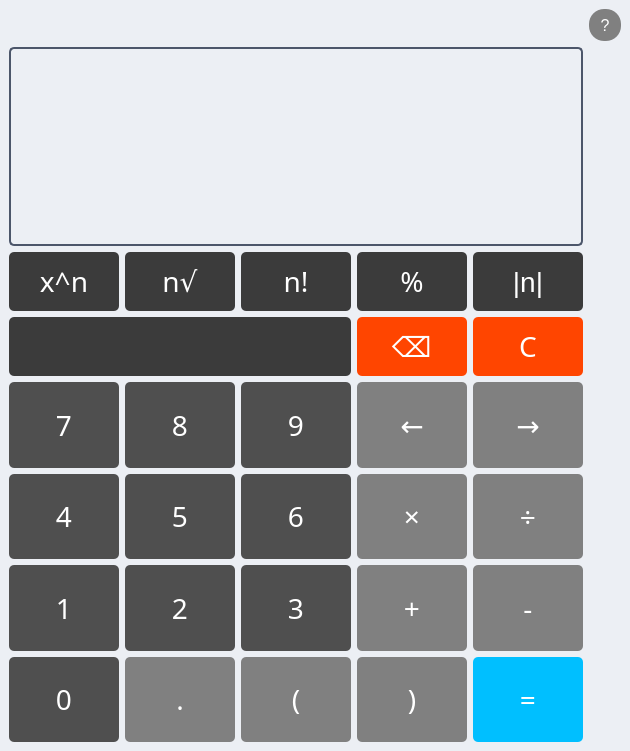
First picture: the form in src/calc.ui, repository Ekuuri/ivs-proj2, before the edit.
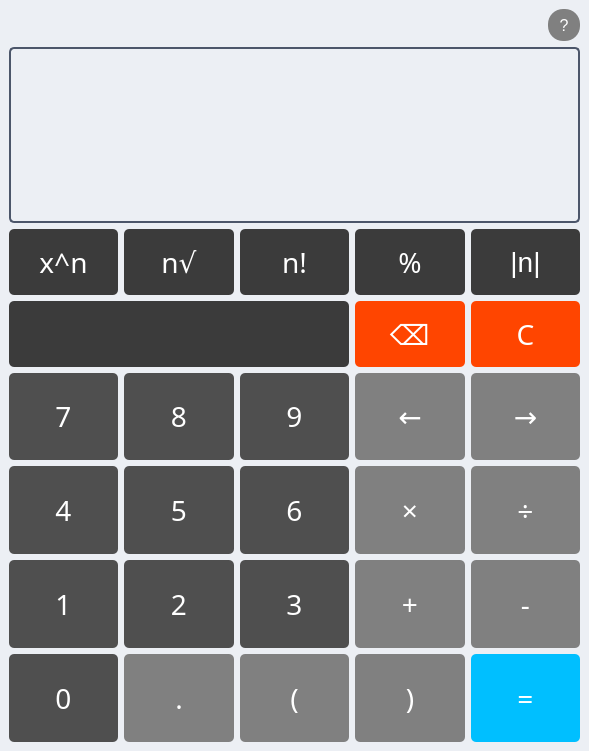
Second picture: the form after the edit.

Commit message: Moved help button

Patch:
```diff
--- a/src/calc.ui
+++ b/src/calc.ui
@@ -12,7 +12,7 @@
    <rect>
     <x>0</x>
     <y>0</y>
-    <width>630</width>
+    <width>589</width>
     <height>751</height>
    </rect>
   </property>
@@ -192,19 +192,56 @@
    </property>
    <layout class="QGridLayout" name="gridLayout_2">
     <item row="0" column="0">
-     <layout class="QGridLayout" name="gridLayout" rowstretch="0,7,2,2,3,3,3,3">
-      <item row="0" column="5">
-       <widget class="QPushButton" name="ButtonHelp">
+     <layout class="QGridLayout" name="gridLayout" rowstretch="0,8,3,3,4,4,4,4">
+      <item row="7" column="2">
+       <widget class="QPushButton" name="ButtonOpBracket">
+        <property name="sizePolicy">
+         <sizepolicy hsizetype="Expanding" vsizetype="Expanding">
+          <horstretch>0</horstretch>
+          <verstretch>0</verstretch>
+         </sizepolicy>
+        </property>
+        <property name="font">
+         <font>
+          <family>Sans Serif</family>
+          <pointsize>-1</pointsize>
+         </font>
+        </property>
+        <property name="autoFillBackground">
+         <bool>false</bool>
+        </property>
         <property name="text">
-         <string>?</string>
+         <string>(</string>
         </property>
        </widget>
       </item>
-      <item row="1" column="0" colspan="5">
-       <widget class="QLineEdit" name="Display">
-        <property name="enabled">
-         <bool>true</bool>
+      <item row="7" column="1">
+       <widget class="QPushButton" name="ButtonDecPoint">
+        <property name="sizePolicy">
+         <sizepolicy hsizetype="Expanding" vsizetype="Expanding">
+          <horstretch>0</horstretch>
+          <verstretch>0</verstretch>
+         </sizepolicy>
         </property>
+        <property name="font">
+         <font>
+          <family>Sans Serif</family>
+          <pointsize>-1</pointsize>
+         </font>
+        </property>
+        <property name="autoFillBackground">
+         <bool>false</bool>
+        </property>
+        <property name="text">
+         <string>.</string>
+        </property>
+        <property name="shortcut">
+         <string>.</string>
+        </property>
+       </widget>
+      </item>
+      <item row="5" column="2">
+       <widget class="QPushButton" name="Button6">
         <property name="sizePolicy">
          <sizepolicy hsizetype="Expanding" vsizetype="Expanding">
           <horstretch>0</horstretch>
@@ -214,23 +251,47 @@
         <property name="font">
          <font>
           <family>Sans Serif</family>
-          <pointsize>36</pointsize>
-          <italic>false</italic>
+          <pointsize>-1</pointsize>
          </font>
         </property>
+        <property name="autoFillBackground">
+         <bool>false</bool>
+        </property>
         <property name="text">
-         <string/>
+         <string>6</string>
         </property>
-        <property name="alignment">
-         <set>Qt::AlignRight|Qt::AlignTrailing|Qt::AlignVCenter</set>
+        <property name="shortcut">
+         <string>6</string>
         </property>
-        <property name="readOnly">
-         <bool>true</bool>
+       </widget>
+      </item>
+      <item row="4" column="0">
+       <widget class="QPushButton" name="Button7">
+        <property name="sizePolicy">
+         <sizepolicy hsizetype="Expanding" vsizetype="Expanding">
+          <horstretch>0</horstretch>
+          <verstretch>0</verstretch>
+         </sizepolicy>
         </property>
+        <property name="font">
+         <font>
+          <family>Sans Serif</family>
+          <pointsize>-1</pointsize>
+         </font>
+        </property>
+        <property name="autoFillBackground">
+         <bool>false</bool>
+        </property>
+        <property name="text">
+         <string>7</string>
+        </property>
+        <property name="shortcut">
+         <string>7</string>
+        </property>
        </widget>
       </item>
-      <item row="2" column="0">
-       <widget class="QPushButton" name="ButtonPower">
+      <item row="4" column="1">
+       <widget class="QPushButton" name="Button8">
         <property name="sizePolicy">
          <sizepolicy hsizetype="Expanding" vsizetype="Expanding">
           <horstretch>0</horstretch>
@@ -247,13 +308,37 @@
          <bool>false</bool>
         </property>
         <property name="text">
-         <string>x^n</string>
+         <string>8</string>
         </property>
         <property name="shortcut">
          <string>^</string>
         </property>
        </widget>
       </item>
+      <item row="0" column="4">
+       <layout class="QHBoxLayout" name="horizontalLayout">
+        <item>
+         <spacer name="horizontalSpacer_2">
+          <property name="orientation">
+           <enum>Qt::Horizontal</enum>
+          </property>
+          <property name="sizeHint" stdset="0">
+           <size>
+            <width>40</width>
+            <height>20</height>
+           </size>
+          </property>
+         </spacer>
+        </item>
+        <item>
+         <widget class="QPushButton" name="ButtonHelp">
+          <property name="text">
+           <string>?</string>
+          </property>
+         </widget>
+        </item>
+       </layout>
+      </item>
       <item row="2" column="1">
        <widget class="QPushButton" name="ButtonSqrt">
         <property name="sizePolicy">
@@ -276,33 +361,21 @@
         </property>
        </widget>
       </item>
-      <item row="2" column="2">
-       <widget class="QPushButton" name="ButtonFactorial">
-        <property name="sizePolicy">
-         <sizepolicy hsizetype="Expanding" vsizetype="Expanding">
-          <horstretch>0</horstretch>
-          <verstretch>0</verstretch>
-         </sizepolicy>
+      <item row="0" column="0" colspan="4">
+       <spacer name="horizontalSpacer">
+        <property name="orientation">
+         <enum>Qt::Horizontal</enum>
         </property>
-        <property name="font">
-         <font>
-          <family>Sans Serif</family>
-          <pointsize>-1</pointsize>
-         </font>
+        <property name="sizeHint" stdset="0">
+         <size>
+          <width>40</width>
+          <height>20</height>
+         </size>
         </property>
-        <property name="autoFillBackground">
-         <bool>false</bool>
-        </property>
-        <property name="text">
-         <string>n!</string>
-        </property>
-        <property name="shortcut">
-         <string>!</string>
-        </property>
-       </widget>
+       </spacer>
       </item>
-      <item row="2" column="3">
-       <widget class="QPushButton" name="ButtonModulo">
+      <item row="5" column="4">
+       <widget class="QPushButton" name="ButtonDivide">
         <property name="sizePolicy">
          <sizepolicy hsizetype="Expanding" vsizetype="Expanding">
           <horstretch>0</horstretch>
@@ -319,43 +392,21 @@
          <bool>false</bool>
         </property>
         <property name="text">
-         <string>%</string>
+         <string>÷</string>
         </property>
         <property name="shortcut">
          <string>%</string>
         </property>
        </widget>
       </item>
-      <item row="2" column="4">
-       <widget class="QPushButton" name="ButtonAbsoluteVal">
-        <property name="enabled">
-         <bool>true</bool>
-        </property>
+      <item row="6" column="2">
+       <widget class="QPushButton" name="Button3">
         <property name="sizePolicy">
          <sizepolicy hsizetype="Expanding" vsizetype="Expanding">
           <horstretch>0</horstretch>
           <verstretch>0</verstretch>
          </sizepolicy>
         </property>
-        <property name="autoFillBackground">
-         <bool>false</bool>
-        </property>
-        <property name="text">
-         <string>|n|</string>
-        </property>
-        <property name="shortcut">
-         <string>|</string>
-        </property>
-       </widget>
-      </item>
-      <item row="3" column="4">
-       <widget class="QPushButton" name="ButtonClear">
-        <property name="sizePolicy">
-         <sizepolicy hsizetype="Expanding" vsizetype="Expanding">
-          <horstretch>0</horstretch>
-          <verstretch>0</verstretch>
-         </sizepolicy>
-        </property>
         <property name="font">
          <font>
           <family>Sans Serif</family>
@@ -366,7 +417,7 @@
          <bool>false</bool>
         </property>
         <property name="text">
-         <string>C</string>
+         <string>3</string>
         </property>
         <property name="shortcut">
          <string>Del</string>
@@ -398,33 +449,30 @@
         </property>
        </widget>
       </item>
-      <item row="3" column="0" colspan="3">
-       <widget class="QPushButton" name="ButtonPlaceHolder">
-        <property name="enabled">
-         <bool>false</bool>
-        </property>
+      <item row="5" column="1">
+       <widget class="QPushButton" name="Button5">
         <property name="sizePolicy">
          <sizepolicy hsizetype="Expanding" vsizetype="Expanding">
           <horstretch>0</horstretch>
           <verstretch>0</verstretch>
          </sizepolicy>
         </property>
+        <property name="font">
+         <font>
+          <family>Sans Serif</family>
+          <pointsize>-1</pointsize>
+         </font>
+        </property>
         <property name="autoFillBackground">
          <bool>false</bool>
         </property>
-        <property name="styleSheet">
-         <string notr="true">#buttonPlaceholder {
-    background-color: #3B4252; 
-    border: none;
-}</string>
-        </property>
         <property name="text">
-         <string/>
+         <string>5</string>
         </property>
        </widget>
       </item>
-      <item row="4" column="0">
-       <widget class="QPushButton" name="Button7">
+      <item row="6" column="1">
+       <widget class="QPushButton" name="Button2">
         <property name="sizePolicy">
          <sizepolicy hsizetype="Expanding" vsizetype="Expanding">
           <horstretch>0</horstretch>
@@ -441,15 +489,15 @@
          <bool>false</bool>
         </property>
         <property name="text">
-         <string>7</string>
+         <string>2</string>
         </property>
         <property name="shortcut">
          <string>7</string>
         </property>
        </widget>
       </item>
-      <item row="4" column="1">
-       <widget class="QPushButton" name="Button8">
+      <item row="6" column="4">
+       <widget class="QPushButton" name="ButtonSubtract">
         <property name="sizePolicy">
          <sizepolicy hsizetype="Expanding" vsizetype="Expanding">
           <horstretch>0</horstretch>
@@ -466,7 +514,7 @@
          <bool>false</bool>
         </property>
         <property name="text">
-         <string>8</string>
+         <string>-</string>
         </property>
         <property name="shortcut">
          <string>8</string>
@@ -498,8 +546,8 @@
         </property>
        </widget>
       </item>
-      <item row="4" column="3">
-       <widget class="QPushButton" name="ButtonLeftArr">
+      <item row="7" column="3">
+       <widget class="QPushButton" name="ButtonClBracket">
         <property name="sizePolicy">
          <sizepolicy hsizetype="Expanding" vsizetype="Expanding">
           <horstretch>0</horstretch>
@@ -516,10 +564,85 @@
          <bool>false</bool>
         </property>
         <property name="text">
-         <string>←</string>
+         <string>)</string>
         </property>
         <property name="shortcut">
-         <string>Left</string>
+         <string>)</string>
+        </property>
+       </widget>
+      </item>
+      <item row="5" column="0">
+       <widget class="QPushButton" name="Button4">
+        <property name="sizePolicy">
+         <sizepolicy hsizetype="Expanding" vsizetype="Expanding">
+          <horstretch>0</horstretch>
+          <verstretch>0</verstretch>
+         </sizepolicy>
+        </property>
+        <property name="font">
+         <font>
+          <family>Sans Serif</family>
+          <pointsize>-1</pointsize>
+         </font>
+        </property>
+        <property name="autoFillBackground">
+         <bool>false</bool>
+        </property>
+        <property name="text">
+         <string>4</string>
+        </property>
+        <property name="shortcut">
+         <string>4</string>
+        </property>
+       </widget>
+      </item>
+      <item row="6" column="0">
+       <widget class="QPushButton" name="Button1">
+        <property name="sizePolicy">
+         <sizepolicy hsizetype="Expanding" vsizetype="Expanding">
+          <horstretch>0</horstretch>
+          <verstretch>0</verstretch>
+         </sizepolicy>
+        </property>
+        <property name="font">
+         <font>
+          <family>Sans Serif</family>
+          <pointsize>-1</pointsize>
+         </font>
+        </property>
+        <property name="autoFillBackground">
+         <bool>false</bool>
+        </property>
+        <property name="text">
+         <string>1</string>
+        </property>
+        <property name="shortcut">
+         <string>1</string>
+        </property>
+       </widget>
+      </item>
+      <item row="6" column="3">
+       <widget class="QPushButton" name="ButtonAdd">
+        <property name="sizePolicy">
+         <sizepolicy hsizetype="Expanding" vsizetype="Expanding">
+          <horstretch>0</horstretch>
+          <verstretch>0</verstretch>
+         </sizepolicy>
+        </property>
+        <property name="font">
+         <font>
+          <family>Sans Serif</family>
+          <pointsize>-1</pointsize>
+         </font>
+        </property>
+        <property name="autoFillBackground">
+         <bool>false</bool>
+        </property>
+        <property name="text">
+         <string>+</string>
+        </property>
+        <property name="shortcut">
+         <string>+</string>
         </property>
        </widget>
       </item>
@@ -548,8 +671,8 @@
         </property>
        </widget>
       </item>
-      <item row="5" column="0">
-       <widget class="QPushButton" name="Button4">
+      <item row="2" column="0">
+       <widget class="QPushButton" name="ButtonPower">
         <property name="sizePolicy">
          <sizepolicy hsizetype="Expanding" vsizetype="Expanding">
           <horstretch>0</horstretch>
@@ -566,60 +689,10 @@
          <bool>false</bool>
         </property>
         <property name="text">
-         <string>4</string>
+         <string>x^n</string>
         </property>
         <property name="shortcut">
-         <string>4</string>
-        </property>
-       </widget>
-      </item>
-      <item row="5" column="1">
-       <widget class="QPushButton" name="Button5">
-        <property name="sizePolicy">
-         <sizepolicy hsizetype="Expanding" vsizetype="Expanding">
-          <horstretch>0</horstretch>
-          <verstretch>0</verstretch>
-         </sizepolicy>
-        </property>
-        <property name="font">
-         <font>
-          <family>Sans Serif</family>
-          <pointsize>-1</pointsize>
-         </font>
-        </property>
-        <property name="autoFillBackground">
-         <bool>false</bool>
-        </property>
-        <property name="text">
-         <string>5</string>
-        </property>
-        <property name="shortcut">
-         <string>5</string>
-        </property>
-       </widget>
-      </item>
-      <item row="5" column="2">
-       <widget class="QPushButton" name="Button6">
-        <property name="sizePolicy">
-         <sizepolicy hsizetype="Expanding" vsizetype="Expanding">
-          <horstretch>0</horstretch>
-          <verstretch>0</verstretch>
-         </sizepolicy>
-        </property>
-        <property name="font">
-         <font>
-          <family>Sans Serif</family>
-          <pointsize>-1</pointsize>
-         </font>
-        </property>
-        <property name="autoFillBackground">
-         <bool>false</bool>
-        </property>
-        <property name="text">
-         <string>6</string>
-        </property>
-        <property name="shortcut">
-         <string>6</string>
+         <string>^</string>
         </property>
        </widget>
       </item>
@@ -648,14 +721,61 @@
         </property>
        </widget>
       </item>
-      <item row="5" column="4">
-       <widget class="QPushButton" name="ButtonDivide">
+      <item row="2" column="4">
+       <widget class="QPushButton" name="ButtonAbsoluteVal">
+        <property name="enabled">
+         <bool>true</bool>
+        </property>
         <property name="sizePolicy">
          <sizepolicy hsizetype="Expanding" vsizetype="Expanding">
           <horstretch>0</horstretch>
           <verstretch>0</verstretch>
          </sizepolicy>
         </property>
+        <property name="autoFillBackground">
+         <bool>false</bool>
+        </property>
+        <property name="text">
+         <string>|n|</string>
+        </property>
+        <property name="shortcut">
+         <string>|</string>
+        </property>
+       </widget>
+      </item>
+      <item row="3" column="0" colspan="3">
+       <widget class="QPushButton" name="ButtonPlaceHolder">
+        <property name="enabled">
+         <bool>false</bool>
+        </property>
+        <property name="sizePolicy">
+         <sizepolicy hsizetype="Expanding" vsizetype="Expanding">
+          <horstretch>0</horstretch>
+          <verstretch>0</verstretch>
+         </sizepolicy>
+        </property>
+        <property name="autoFillBackground">
+         <bool>false</bool>
+        </property>
+        <property name="styleSheet">
+         <string notr="true">#buttonPlaceholder {
+    background-color: #3B4252; 
+    border: none;
+}</string>
+        </property>
+        <property name="text">
+         <string/>
+        </property>
+       </widget>
+      </item>
+      <item row="2" column="3">
+       <widget class="QPushButton" name="ButtonModulo">
+        <property name="sizePolicy">
+         <sizepolicy hsizetype="Expanding" vsizetype="Expanding">
+          <horstretch>0</horstretch>
+          <verstretch>0</verstretch>
+         </sizepolicy>
+        </property>
         <property name="font">
          <font>
           <family>Sans Serif</family>
@@ -666,15 +786,15 @@
          <bool>false</bool>
         </property>
         <property name="text">
-         <string>÷</string>
+         <string>%</string>
         </property>
         <property name="shortcut">
          <string>/</string>
         </property>
        </widget>
       </item>
-      <item row="6" column="0">
-       <widget class="QPushButton" name="Button1">
+      <item row="3" column="4">
+       <widget class="QPushButton" name="ButtonClear">
         <property name="sizePolicy">
          <sizepolicy hsizetype="Expanding" vsizetype="Expanding">
           <horstretch>0</horstretch>
@@ -691,15 +811,15 @@
          <bool>false</bool>
         </property>
         <property name="text">
-         <string>1</string>
+         <string>C</string>
         </property>
         <property name="shortcut">
          <string>1</string>
         </property>
        </widget>
       </item>
-      <item row="6" column="1">
-       <widget class="QPushButton" name="Button2">
+      <item row="2" column="2">
+       <widget class="QPushButton" name="ButtonFactorial">
         <property name="sizePolicy">
          <sizepolicy hsizetype="Expanding" vsizetype="Expanding">
           <horstretch>0</horstretch>
@@ -716,15 +836,15 @@
          <bool>false</bool>
         </property>
         <property name="text">
-         <string>2</string>
+         <string>n!</string>
         </property>
         <property name="shortcut">
          <string>2</string>
         </property>
        </widget>
       </item>
-      <item row="6" column="2">
-       <widget class="QPushButton" name="Button3">
+      <item row="4" column="3">
+       <widget class="QPushButton" name="ButtonLeftArr">
         <property name="sizePolicy">
          <sizepolicy hsizetype="Expanding" vsizetype="Expanding">
           <horstretch>0</horstretch>
@@ -741,15 +861,15 @@
          <bool>false</bool>
         </property>
         <property name="text">
-         <string>3</string>
+         <string>←</string>
         </property>
         <property name="shortcut">
          <string>3</string>
         </property>
        </widget>
       </item>
-      <item row="6" column="3">
-       <widget class="QPushButton" name="ButtonAdd">
+      <item row="7" column="0">
+       <widget class="QPushButton" name="Button0">
         <property name="sizePolicy">
          <sizepolicy hsizetype="Expanding" vsizetype="Expanding">
           <horstretch>0</horstretch>
@@ -766,15 +886,18 @@
          <bool>false</bool>
         </property>
         <property name="text">
-         <string>+</string>
+         <string>0</string>
         </property>
         <property name="shortcut">
          <string>+</string>
         </property>
        </widget>
       </item>
-      <item row="6" column="4">
-       <widget class="QPushButton" name="ButtonSubtract">
+      <item row="1" column="0" colspan="5">
+       <widget class="QLineEdit" name="Display">
+        <property name="enabled">
+         <bool>true</bool>
+        </property>
         <property name="sizePolicy">
          <sizepolicy hsizetype="Expanding" vsizetype="Expanding">
           <horstretch>0</horstretch>
@@ -784,17 +907,18 @@
         <property name="font">
          <font>
           <family>Sans Serif</family>
-          <pointsize>-1</pointsize>
+          <pointsize>36</pointsize>
+          <italic>false</italic>
          </font>
         </property>
-        <property name="autoFillBackground">
-         <bool>false</bool>
-        </property>
         <property name="text">
-         <string>-</string>
+         <string/>
         </property>
-        <property name="shortcut">
-         <string>-</string>
+        <property name="alignment">
+         <set>Qt::AlignRight|Qt::AlignTrailing|Qt::AlignVCenter</set>
+        </property>
+        <property name="readOnly">
+         <bool>true</bool>
         </property>
        </widget>
       </item>
@@ -823,132 +947,6 @@
         </property>
        </widget>
       </item>
-      <item row="7" column="3">
-       <widget class="QPushButton" name="ButtonClBracket">
-        <property name="sizePolicy">
-         <sizepolicy hsizetype="Expanding" vsizetype="Expanding">
-          <horstretch>0</horstretch>
-          <verstretch>0</verstretch>
-         </sizepolicy>
-        </property>
-        <property name="font">
-         <font>
-          <family>Sans Serif</family>
-          <pointsize>-1</pointsize>
-         </font>
-        </property>
-        <property name="autoFillBackground">
-         <bool>false</bool>
-        </property>
-        <property name="text">
-         <string>)</string>
-        </property>
-        <property name="shortcut">
-         <string>)</string>
-        </property>
-       </widget>
-      </item>
-      <item row="7" column="2">
-       <widget class="QPushButton" name="ButtonOpBracket">
-        <property name="sizePolicy">
-         <sizepolicy hsizetype="Expanding" vsizetype="Expanding">
-          <horstretch>0</horstretch>
-          <verstretch>0</verstretch>
-         </sizepolicy>
-        </property>
-        <property name="font">
-         <font>
-          <family>Sans Serif</family>
-          <pointsize>-1</pointsize>
-         </font>
-        </property>
-        <property name="autoFillBackground">
-         <bool>false</bool>
-        </property>
-        <property name="text">
-         <string>(</string>
-        </property>
-        <property name="shortcut">
-         <string>(</string>
-        </property>
-       </widget>
-      </item>
-      <item row="7" column="1">
-       <widget class="QPushButton" name="ButtonDecPoint">
-        <property name="sizePolicy">
-         <sizepolicy hsizetype="Expanding" vsizetype="Expanding">
-          <horstretch>0</horstretch>
-          <verstretch>0</verstretch>
-         </sizepolicy>
-        </property>
-        <property name="font">
-         <font>
-          <family>Sans Serif</family>
-          <pointsize>-1</pointsize>
-         </font>
-        </property>
-        <property name="autoFillBackground">
-         <bool>false</bool>
-        </property>
-        <property name="text">
-         <string>.</string>
-        </property>
-        <property name="shortcut">
-         <string>.</string>
-        </property>
-       </widget>
-      </item>
-      <item row="7" column="0">
-       <widget class="QPushButton" name="Button0">
-        <property name="sizePolicy">
-         <sizepolicy hsizetype="Expanding" vsizetype="Expanding">
-          <horstretch>0</horstretch>
-          <verstretch>0</verstretch>
-         </sizepolicy>
-        </property>
-        <property name="font">
-         <font>
-          <family>Sans Serif</family>
-          <pointsize>-1</pointsize>
-         </font>
-        </property>
-        <property name="autoFillBackground">
-         <bool>false</bool>
-        </property>
-        <property name="text">
-         <string>0</string>
-        </property>
-        <property name="shortcut">
-         <string>0</string>
-        </property>
-       </widget>
-      </item>
-      <item row="1" column="5" rowspan="7">
-       <spacer name="verticalSpacer">
-        <property name="orientation">
-         <enum>Qt::Vertical</enum>
-        </property>
-        <property name="sizeHint" stdset="0">
-         <size>
-          <width>20</width>
-          <height>40</height>
-         </size>
-        </property>
-       </spacer>
-      </item>
-      <item row="0" column="0" colspan="5">
-       <spacer name="horizontalSpacer">
-        <property name="orientation">
-         <enum>Qt::Horizontal</enum>
-        </property>
-        <property name="sizeHint" stdset="0">
-         <size>
-          <width>40</width>
-          <height>20</height>
-         </size>
-        </property>
-       </spacer>
-      </item>
      </layout>
     </item>
    </layout>
```
Left out of the diff: 26 changed lines with no effect on the pictures. The commit also changes 1 other file.
